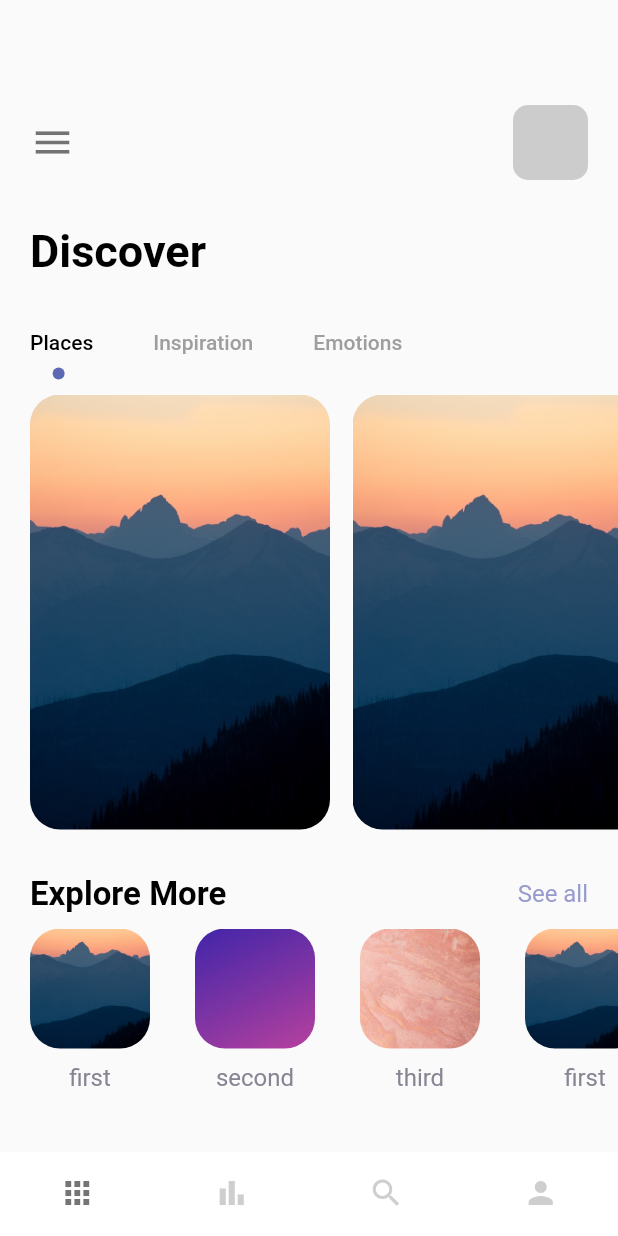
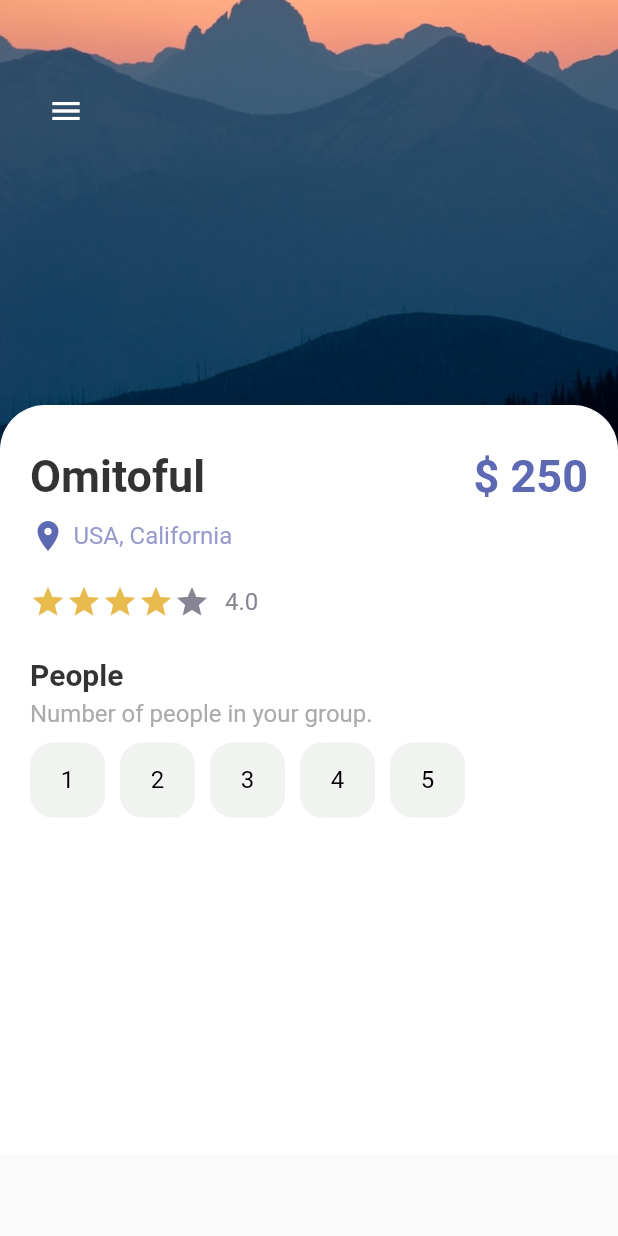
Before and after one commit to omitoful/flutter_demo, a Flutter app: the screen it shows after launch, on a phone screen of 412 x 824 dp. Run offline on Flutter 3.47's test engine with Material 2 defaults, Android fonts, the phone set to English and light mode, and no system bars.

Commit message:
setup detail page & create app buttons widget

```diff
--- a/flutter_demo/lib/main.dart
+++ b/flutter_demo/lib/main.dart
@@ -1,4 +1,5 @@
 import 'package:flutter/material.dart';
+import 'package:flutter_demo/pages/detail_page.dart';
 import 'package:flutter_demo/pages/nav_pages/main_page.dart';
 import 'package:flutter_demo/pages/welcome_page.dart';
 
@@ -16,7 +17,7 @@ class MyApp extends StatelessWidget {
       theme: ThemeData(
         primarySwatch: Colors.blue,
       ),
-      home: const MainPage(),
+      home: const DetailPage(),
       debugShowCheckedModeBanner: false,
     );
   }
--- /dev/null
+++ b/flutter_demo/lib/pages/detail_page.dart
@@ -0,0 +1,128 @@
+import 'package:flutter/material.dart';
+import 'package:flutter_demo/misc/colors.dart';
+import 'package:flutter_demo/widgets/app_buttons.dart';
+import 'package:flutter_demo/widgets/app_large_text.dart';
+import 'package:flutter_demo/widgets/app_text.dart';
+
+class DetailPage extends StatefulWidget {
+  const DetailPage({super.key});
+
+  @override
+  State<DetailPage> createState() => _DetailPageState();
+}
+
+class _DetailPageState extends State<DetailPage> {
+  double gottenStars = 4.0;
+
+  @override
+  Widget build(BuildContext context) {
+    return Scaffold(
+      body: Container(
+        width: double.maxFinite,
+        height: double.maxFinite,
+        child: Stack(
+          children: [
+            Positioned(
+                left: 0,
+                right: 0,
+                child: Container(
+                  width: double.maxFinite,
+                  height: 300,
+                  decoration: BoxDecoration(
+                      image: DecorationImage(
+                          image: AssetImage("img/1.jpg"), fit: BoxFit.cover)),
+                )),
+            Positioned(
+                left: 20,
+                top: 50,
+                child: Row(
+                  children: [
+                    IconButton(
+                      onPressed: () {},
+                      icon: Icon(Icons.menu),
+                      color: Colors.white,
+                    )
+                  ],
+                )),
+            Positioned(
+                top: 270,
+                child: Container(
+                  padding: const EdgeInsets.only(left: 20, right: 20, top: 30),
+                  width: MediaQuery.of(context).size.width,
+                  height: 500,
+                  decoration: BoxDecoration(
+                      color: Colors.white,
+                      borderRadius: BorderRadius.only(
+                          topLeft: Radius.circular(30),
+                          topRight: Radius.circular(30))),
+                  child: Column(
+                    crossAxisAlignment: CrossAxisAlignment.start,
+                    children: [
+                      Row(
+                        mainAxisAlignment: MainAxisAlignment.spaceBetween,
+                        children: [
+                          AppLargeText(
+                              text: "Omitoful",
+                              color: Colors.black.withOpacity(0.8)),
+                          AppLargeText(
+                              text: "\$ 250", color: AppColors.mainColor),
+                        ],
+                      ),
+                      SizedBox(height: 10),
+                      Row(
+                        children: [
+                          Icon(Icons.location_on, color: AppColors.mainColor),
+                          SizedBox(width: 5),
+                          AppText(
+                              text: "USA, California",
+                              color: AppColors.textColor1),
+                        ],
+                      ),
+                      SizedBox(height: 20),
+                      Row(
+                        children: [
+                          Wrap(
+                            children: List.generate(5, (index) {
+                              return Icon(Icons.star,
+                                  color: index < gottenStars
+                                      ? AppColors.starColor
+                                      : AppColors.textColor2);
+                            }),
+                          ),
+                          SizedBox(width: 10),
+                          AppText(text: "4.0", color: AppColors.textColor2),
+                        ],
+                      ),
+                      SizedBox(height: 25),
+                      AppLargeText(
+                          text: "People",
+                          color: Colors.black.withOpacity(0.8),
+                          size: 20),
+                      SizedBox(height: 5),
+                      AppText(
+                          text: "Number of people in your group.",
+                          color: AppColors.mainTextColor),
+                      SizedBox(height: 10),
+                      Wrap(
+                        children: List.generate(5, (index) {
+                          return Container(
+                            margin: const EdgeInsets.only(right: 10),
+                            child: AppButtons(
+                              size: 50,
+                              color: Colors.black,
+                              backgroundColor: AppColors.btnBgColor,
+                              borderColor: AppColors.btnBgColor,
+                              text: (index + 1).toString(),
+                            ),
+                          );
+                        }),
+                      )
+                    ],
+                  ),
+                ))
+          ],
+        ),
+      ),
+    );
+  }
+}
--- a/flutter_demo/lib/pages/nav_pages/main_page.dart
+++ b/flutter_demo/lib/pages/nav_pages/main_page.dart
@@ -1,5 +1,5 @@
 import 'package:flutter/material.dart';
-import 'package:flutter_demo/pages/nav_pages/home_page.dart';
+import 'package:flutter_demo/pages/home_page.dart';
 import 'package:flutter_demo/pages/nav_pages/my_page.dart';
 import 'package:flutter_demo/pages/nav_pages/search_page.dart';
 import 'bar_item_page.dart';
--- /dev/null
+++ b/flutter_demo/lib/widgets/app_buttons.dart
@@ -0,0 +1,43 @@
+import 'package:flutter/cupertino.dart';
+import 'package:flutter/material.dart';
+import 'package:flutter_demo/widgets/app_text.dart';
+import '../misc/colors.dart';
+
+class AppButtons extends StatelessWidget {
+  final Color color;
+  final Color backgroundColor;
+  double size;
+  final Color borderColor;
+  String? text;
+  IconData? icon;
+  bool? isIcon;
+
+  AppButtons(
+      {super.key,
+      this.text,
+      this.icon,
+      this.isIcon = false,
+      required this.size,
+      required this.color,
+      required this.backgroundColor,
+      required this.borderColor});
+
+  @override
+  Widget build(BuildContext context) {
+    return Container(
+      width: size,
+      height: size,
+      decoration: BoxDecoration(
+          border: Border.all(color: borderColor, width: 1.0),
+          borderRadius: BorderRadius.circular(15),
+          color: backgroundColor),
+      child: isIcon == false
+          ? Center(
+              child: AppText(
+              text: text!,
+              color: Colors.black,
+            ))
+          : Center(child: Icon(icon, color: color)),
+    );
+  }
+}
```
Also changed, not shown: flutter_demo/lib/pages/home_page.dart (renamed from flutter_demo/lib/pages/nav_pages/home_page.dart).
